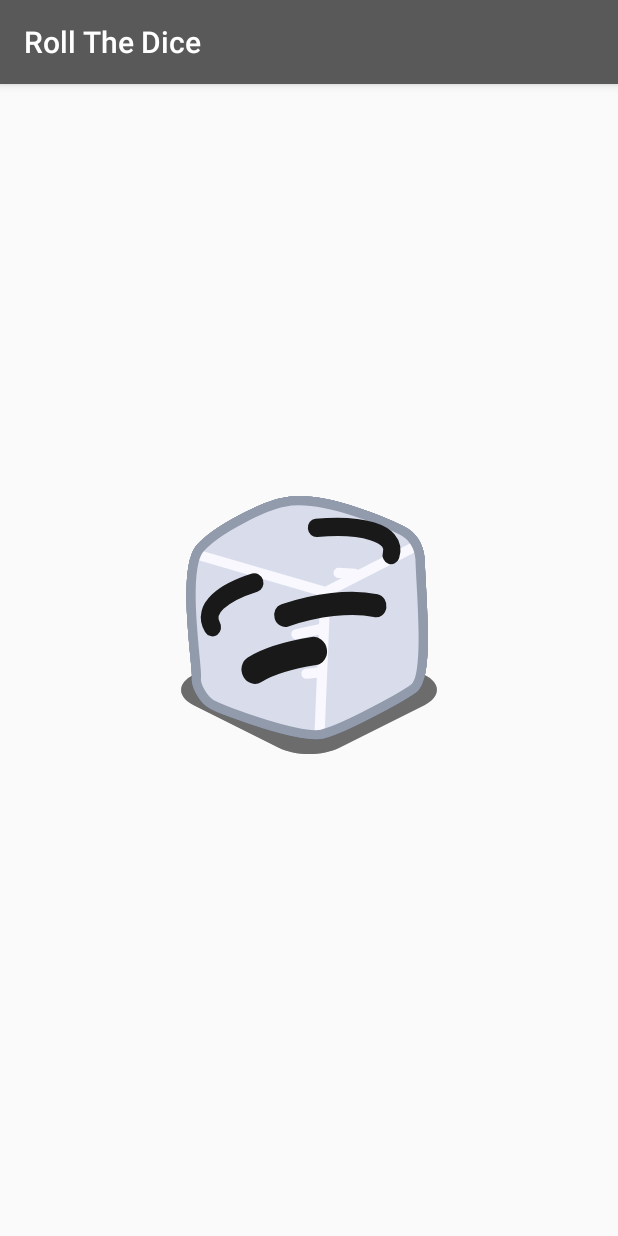
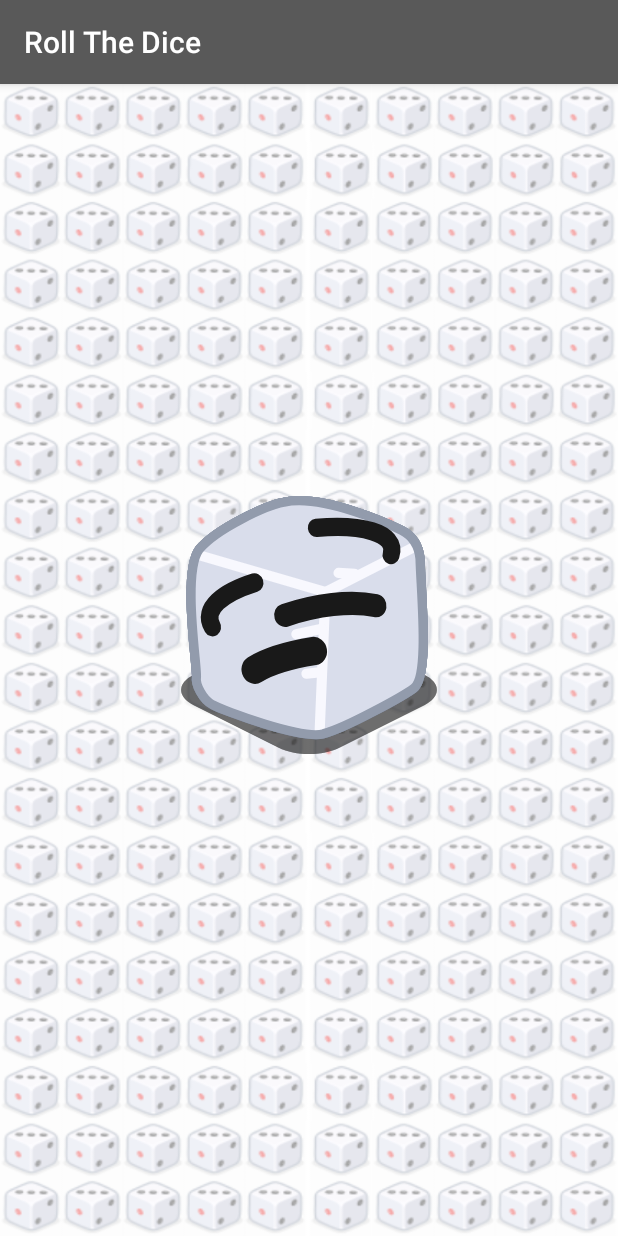
Before and after one commit to aksharrrrr/Roll-The-Dice, an Android app: the screen it shows after launch (MainActivity), on a phone screen of 412 x 824 dp. Run offline under Robolectric (Android 15) with nearby library versions, the phone set to English and light mode, and no system bars; Roboto replaces fonts that are not available here.

Commit message:
background updated

```diff
--- a/app/src/main/res/layout/activity_main.xml
+++ b/app/src/main/res/layout/activity_main.xml
@@ -4,7 +4,8 @@
     xmlns:tools="http://schemas.android.com/tools"
     android:layout_width="match_parent"
     android:layout_height="match_parent"
-    tools:context=".MainActivity">
+    tools:context=".MainActivity"
+    android:background="@drawable/bg">
 
     <com.airbnb.lottie.LottieAnimationView
         android:id="@+id/dice1"
```
Also changed, not shown: app/src/main/res/drawable/bg.png (added).
